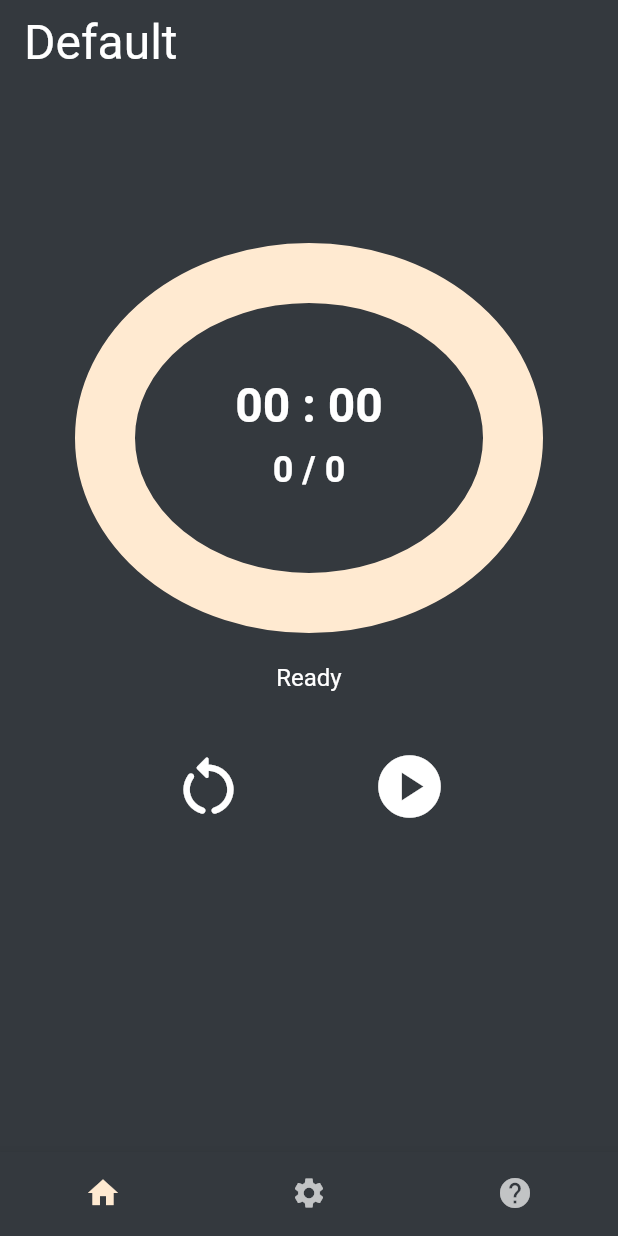
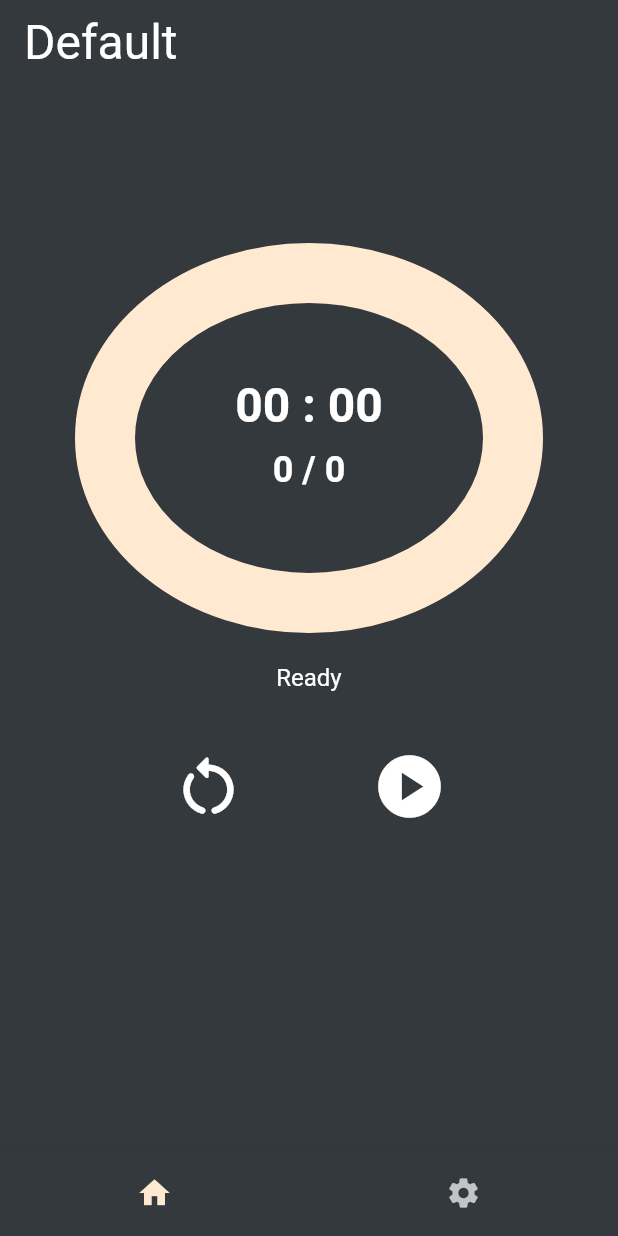
Before and after one commit to aa53420/pomodoro, a Flutter app: the screen it shows after launch, on a phone screen of 412 x 824 dp. Run offline on Flutter 3.47's test engine with Material 2 defaults, Android fonts, the phone set to English and light mode, and no system bars; our stand-ins replace flutter_slidable.

Commit message:
about 스크린 주석

```diff
--- a/lib/main.dart
+++ b/lib/main.dart
@@ -22,7 +22,7 @@ class App extends StatelessWidget {
         '/timer': (context) => const TimerScreen(),
         '/config': (context) => const ConfigScreen(),
         '/config/register': (context) => const ConfigRegistrationScreen(),
-        '/about': (context) => const AboutScreen(),
+        // '/about': (context) => const AboutScreen(),
       },
       title: 'Pomodoro App',
       theme: ThemeData(
--- a/lib/services/navigation_service.dart
+++ b/lib/services/navigation_service.dart
@@ -32,13 +32,13 @@ class NavigationService {
       path: "/config",
       widget: const ConfigScreen(),
     ),
-    NavigationItemModel(
-      index: 2,
-      name: "About",
-      icon: Icons.help,
-      path: "/about",
-      widget: const AboutScreen(),
-    ),
+    // NavigationItemModel(
+    //   index: 2,
+    //   name: "About",
+    //   icon: Icons.help,
+    //   path: "/about",
+    //   widget: const AboutScreen(),
+    // ),
   ];
 
   NavigationItemModel _findItemByIndex(int targetIndex) {
```
